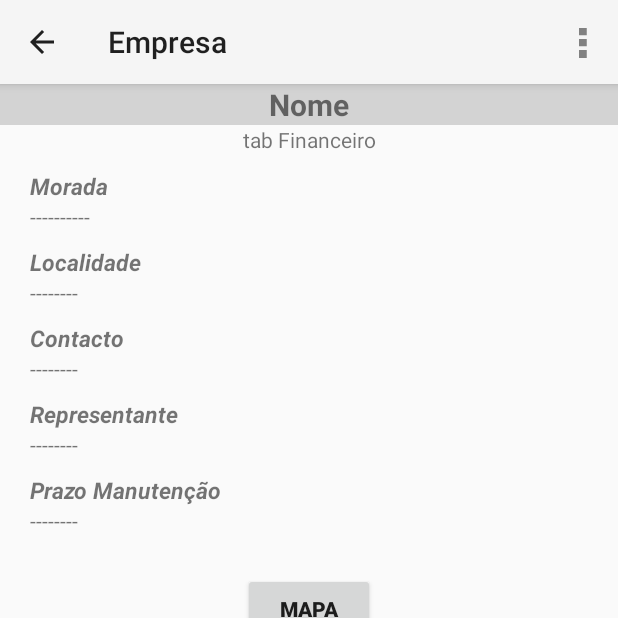
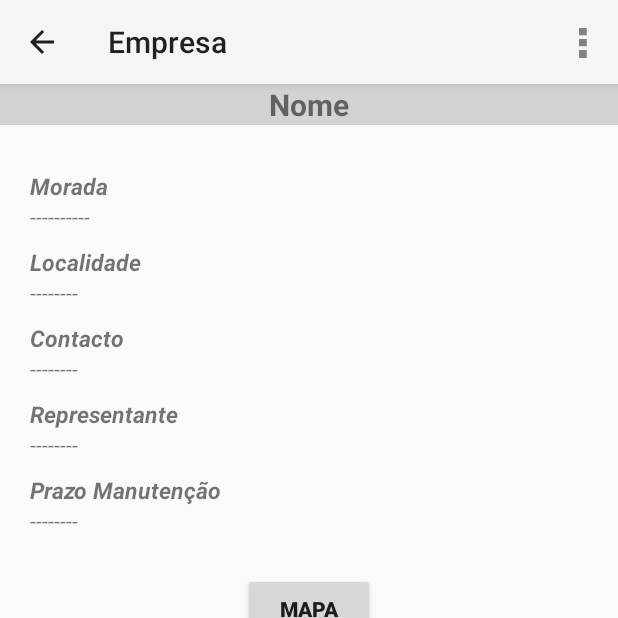
Before and after one commit to carvbapt/Project_One, an Android app: the EmpDetalActivity screen opened directly, with no data from a screen before it, on a phone screen of 412 x 824 dp, the top half of it. Run offline under Robolectric (Android 15) with nearby library versions, the phone set to English and light mode, and no system bars; libraries missing offline, so code that uses them is left out: com.github.mikephil.charting; 2 statements that could not run were skipped.

Commit message:
S@C - Empresa detalhes, alteração TAB FINANCEIRO grafico Listagem -Actividades -> EmpDetalActivity, Dados                    Layout -> activity_empdetal FALTA - ajustar grafico

```diff
--- a/app/src/main/java/com/android/exemplo/projectone/helper/Dados.java
+++ b/app/src/main/java/com/android/exemplo/projectone/helper/Dados.java
@@ -32,11 +32,11 @@ public class Dados {
     //    {Empresas, valores, data_val};
 
     public static String[][] fin_empresa = {
-            {"1", "1.245,00", "01-05-2015"},
-            {"1", "-1.345,00", "15-05-2015"},
-            {"1", "-245,00", "30-05-2015"},
-            {"1", "2.345,00", "01-06-2015"},
-            {"1", "345,00", "15-06-2015"}};
+            {"0", "1245.00", "01-05-2015"},
+            {"0", "-1345.00", "15-05-2015"},
+            {"0", "-245.00", "30-05-2015"},
+            {"0", "2345.00", "01-06-2015"},
+            {"0", "345.00", "15-06-2015"}};
 
     public static String[] Empresas = {
             "TU, Unipessoal, Lda.", "A Industrial Farense, Lda.", "A. Pontes & N. Mealha, Lda.", "Acabe com o Vicio, Lda.",
--- a/app/src/main/res/layout/activity_empdetal.xml
+++ b/app/src/main/res/layout/activity_empdetal.xml
@@ -68,13 +68,6 @@
                     android:layout_width="match_parent"
                     android:layout_height="match_parent"
                     android:orientation="vertical">
-
-                    <TextView
-                        android:id="@+id/textView2"
-                        android:layout_width="fill_parent"
-                        android:layout_height="wrap_content"
-                        android:gravity="center_vertical|center_horizontal"
-                        android:text="tab Financeiro" />
 
 
                 </LinearLayout>
```
Also changed, not shown: app/src/main/java/com/android/exemplo/projectone/empresa/EmpDetalActivity.java (+129 -3 lines).
